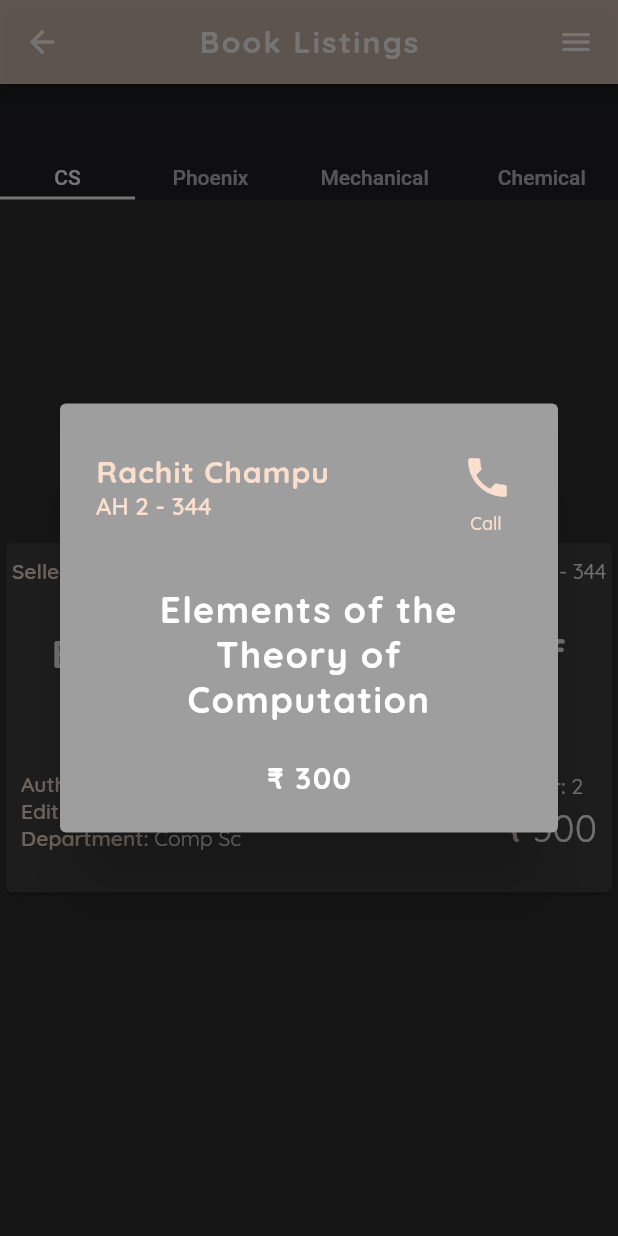
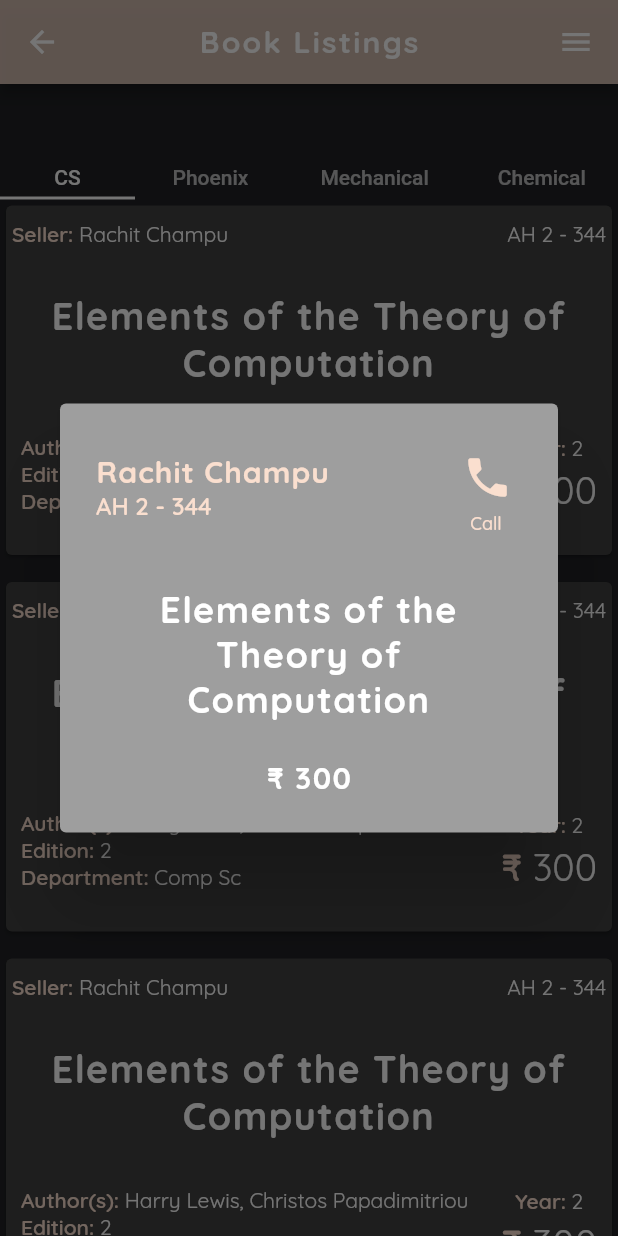
Before and after one commit to Maverick-Wolf/bfg, a Flutter app: the Listings screen opened by its route, after a tap on an icon or button, on a phone screen of 412 x 824 dp. Run offline on Flutter 3.47's test engine with Material 2 defaults, Android fonts, the phone set to English and light mode, and no system bars.

```diff
--- a/lib/screens/listings/book_card.dart
+++ b/lib/screens/listings/book_card.dart
@@ -15,13 +15,11 @@ OurTheme _theme = OurTheme();
 class _BookCardState extends State<BookCard> {
   @override
   Widget build(BuildContext context) {
-    return Scaffold(
-      body: Column(
+    return Column(
       mainAxisAlignment: MainAxisAlignment.center,
       children: const [
         BookDetailsCard(),
       ],
-      ),
     );
   }
 }
@@ -35,7 +33,6 @@ class BookDetailsCard extends StatefulWidget {
 
 class _BookDetailsCardState extends State<BookDetailsCard> {
   @override
-
   String nameOfBook = "Elements of the Theory of Computation";
   String priceOfBook = "300";
   String roomNumberOfSeller = "AH 2 - 344";
@@ -53,7 +50,9 @@ class _BookDetailsCardState extends State<BookDetailsCard> {
             crossAxisAlignment: CrossAxisAlignment.center,
             mainAxisSize: MainAxisSize.min,
             children: [
-              SizedBox(height: 10,),
+              SizedBox(
+                height: 10,
+              ),
               Row(
                 children: [
                   SizedBox(width: 4),
@@ -63,7 +62,9 @@ class _BookDetailsCardState extends State<BookDetailsCard> {
                   SizedBox(width: 4),
                 ],
               ),
-              SizedBox(height: 30,),
+              SizedBox(
+                height: 30,
+              ),
               _buildBookTitle(nameOfBook),
               Padding(
                 padding: const EdgeInsets.fromLTRB(10, 32, 10, 20),
@@ -81,7 +82,9 @@ class _BookDetailsCardState extends State<BookDetailsCard> {
                     Column(
                       children: [
                         _buildRichText("Year: ", year, 14),
-                        SizedBox(height: 3,),
+                        SizedBox(
+                          height: 3,
+                        ),
                         _buildRichText("₹ ", priceOfBook, 25),
                       ],
                     ),
@@ -92,15 +95,17 @@ class _BookDetailsCardState extends State<BookDetailsCard> {
               //   padding: const EdgeInsets.fromLTRB(10, 0, 10, 7),
               //   child: _buildRichText("Note: ", "Lorem ipsum ............ my name is khan and i am not a terrorist", 14),
               // ),
-              SizedBox(height: 7,),
+              SizedBox(
+                height: 7,
+              ),
             ],
           ),
         ),
         onTap: () {
           showDialog(
               context: context,
-              builder: (BuildContext) => _buildPopupDialogue(context, nameOfSeller, nameOfBook, priceOfBook, roomNumberOfSeller)
-          );
+              builder: (BuildContext) => _buildPopupDialogue(context,
+                  nameOfSeller, nameOfBook, priceOfBook, roomNumberOfSeller));
         },
       ),
     );
@@ -136,15 +141,13 @@ Widget _buildRichText(String text1, String text2, double _fontSize) {
               style: TextStyle(
                   color: _theme.tertiaryColor,
                   fontFamily: _theme.font,
-                fontWeight: FontWeight.w400
-              )
-          ),
-        ]
-    ),
+                  fontWeight: FontWeight.w400)),
+        ]),
   );
 }
 
-Widget _buildPopupDialogue(BuildContext context, String _sellerName, String _bookName, String _bookPrice, String _roomNumber) {
+Widget _buildPopupDialogue(BuildContext context, String _sellerName,
+    String _bookName, String _bookPrice, String _roomNumber) {
   return AlertDialog(
     backgroundColor: Colors.grey,
     title: Row(
@@ -158,8 +161,7 @@ Widget _buildPopupDialogue(BuildContext context, String _sellerName, String _boo
                   color: _theme.secondaryColor,
                   letterSpacing: 0.7,
                   fontFamily: _theme.font,
-                  fontWeight: FontWeight.bold
-              ),
+                  fontWeight: FontWeight.bold),
             ),
             Text(
               _roomNumber,
@@ -167,8 +169,7 @@ Widget _buildPopupDialogue(BuildContext context, String _sellerName, String _boo
                   color: _theme.secondaryColor,
                   fontFamily: _theme.font,
                   fontWeight: FontWeight.w600,
-                  fontSize: 16
-              ),
+                  fontSize: 16),
             ),
           ],
         ),
@@ -176,7 +177,7 @@ Widget _buildPopupDialogue(BuildContext context, String _sellerName, String _boo
         Column(
           children: [
             IconButton(
-              onPressed:() {},
+              onPressed: () {},
               icon: Icon(
                 Icons.phone,
                 size: 34,
@@ -188,8 +189,7 @@ Widget _buildPopupDialogue(BuildContext context, String _sellerName, String _boo
               style: TextStyle(
                   fontFamily: _theme.font,
                   fontSize: 12,
-                color: _theme.secondaryColor
-              ),
+                  color: _theme.secondaryColor),
             ),
           ],
         ),
@@ -198,7 +198,9 @@ Widget _buildPopupDialogue(BuildContext context, String _sellerName, String _boo
     content: Column(
       mainAxisSize: MainAxisSize.min,
       children: [
-        SizedBox(height: 15,),
+        SizedBox(
+          height: 15,
+        ),
         Text(
           _bookName,
           textAlign: TextAlign.center,
@@ -207,10 +209,11 @@ Widget _buildPopupDialogue(BuildContext context, String _sellerName, String _boo
               letterSpacing: 1,
               fontSize: 24,
               fontFamily: _theme.font,
-            fontWeight: FontWeight.bold
+              fontWeight: FontWeight.bold),
         ),
+        SizedBox(
+          height: 25,
         ),
-        SizedBox(height: 25,),
         Text(
           "₹ " + _bookPrice,
           style: TextStyle(
@@ -218,8 +221,7 @@ Widget _buildPopupDialogue(BuildContext context, String _sellerName, String _boo
               letterSpacing: 1,
               fontSize: 20,
               fontFamily: _theme.font,
-              fontWeight: FontWeight.bold
-          ),
+              fontWeight: FontWeight.bold),
         ),
       ],
     ),
--- a/lib/screens/listings/listings.dart
+++ b/lib/screens/listings/listings.dart
@@ -179,37 +179,69 @@ class Listings extends StatelessWidget {
                 Expanded(
                   child: TabBarView(
                     children: [
-                      const Center(child: BookCard()),
-                      Center(
-                          child: Text(
-                        "Phoenix",
-                        style: TextStyle(color: _theme.tertiaryColor),
-                      )),
-                      Center(
-                          child: Text(
-                        "Mechanical",
-                        style: TextStyle(color: _theme.tertiaryColor),
-                      )),
-                      Center(
-                          child: Text(
-                        "Chemical",
-                        style: TextStyle(color: _theme.tertiaryColor),
-                      )),
-                      Center(
-                          child: Text(
-                        "Dual Degree",
-                        style: TextStyle(color: _theme.tertiaryColor),
-                      )),
-                      Center(
-                          child: Text(
-                        "Higher Degree",
-                        style: TextStyle(color: _theme.tertiaryColor),
-                      )),
-                      Center(
-                          child: Text(
-                        "Misc",
-                        style: TextStyle(color: _theme.tertiaryColor),
-                      ))
+                      ListView.builder(
+                        itemCount: 10,
+                        itemBuilder: (context, index) {
+                          return const Padding(
+                            padding: EdgeInsets.only(bottom: 10.0),
+                            child: BookCard(),
+                          );
+                        },
+                      ),
+                      ListView.builder(
+                        itemCount: 10,
+                        itemBuilder: (context, index) {
+                          return const Padding(
+                            padding: EdgeInsets.only(bottom: 10.0),
+                            child: BookCard(),
+                          );
+                        },
+                      ),
+                      ListView.builder(
+                        itemCount: 10,
+                        itemBuilder: (context, index) {
+                          return const Padding(
+                            padding: EdgeInsets.only(bottom: 10.0),
+                            child: BookCard(),
+                          );
+                        },
+                      ),
+                      ListView.builder(
+                        itemCount: 10,
+                        itemBuilder: (context, index) {
+                          return const Padding(
+                            padding: EdgeInsets.only(bottom: 10.0),
+                            child: BookCard(),
+                          );
+                        },
+                      ),
+                      ListView.builder(
+                        itemCount: 10,
+                        itemBuilder: (context, index) {
+                          return const Padding(
+                            padding: EdgeInsets.only(bottom: 10.0),
+                            child: BookCard(),
+                          );
+                        },
+                      ),
+                      ListView.builder(
+                        itemCount: 10,
+                        itemBuilder: (context, index) {
+                          return const Padding(
+                            padding: EdgeInsets.only(bottom: 10.0),
+                            child: BookCard(),
+                          );
+                        },
+                      ),
+                      ListView.builder(
+                        itemCount: 10,
+                        itemBuilder: (context, index) {
+                          return const Padding(
+                            padding: EdgeInsets.only(bottom: 10.0),
+                            child: BookCard(),
+                          );
+                        },
+                      ),
                     ],
                   ),
                 ),
```
Also changed, not shown: lib/screens/user/user_menu.dart (+4 -4 lines). Lines whose indentation alone changed are shown as unchanged.
